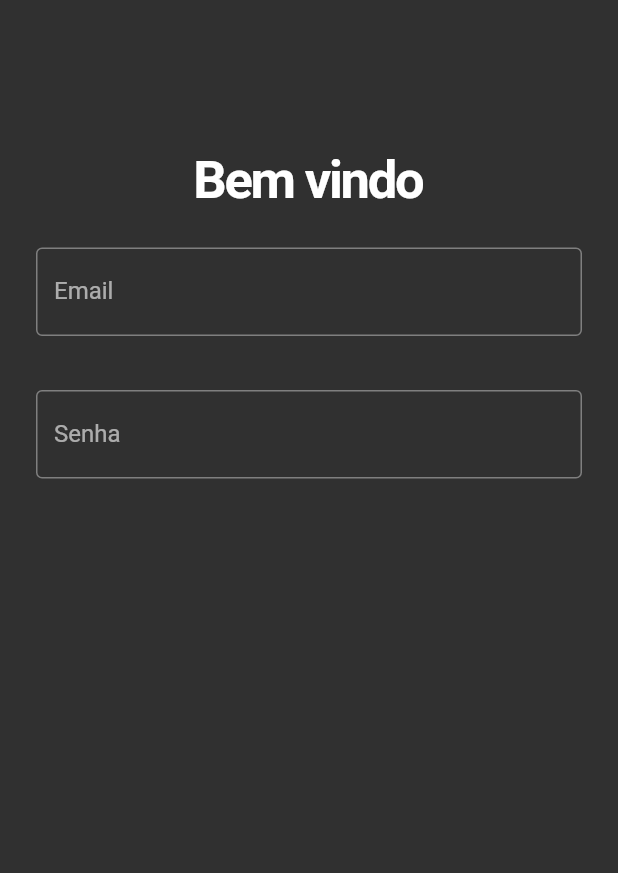
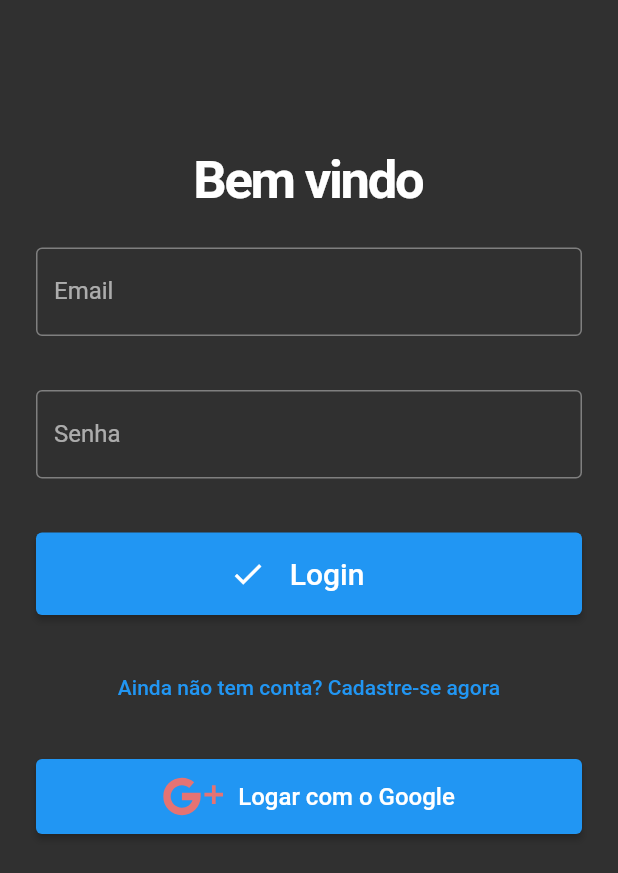
Before and after one commit to RodrigoLima96/crypto_currency, a Flutter app: the screen it shows after launch, on a phone screen of 412 x 824 dp. Shown: the top 873 px of the screen. Run offline on Flutter 3.47's test engine with Material 2 defaults, Android fonts, the phone set to English and light mode, and no system bars; our stand-ins replace firebase_auth, firebase_core, fl_chart, flutter_svg, google_sign_in, hive and 1 more; accounts and stored records are empty.

Commit message:
add firebase-auth part-2

```diff
--- a/lib/pages/login/login_page.dart
+++ b/lib/pages/login/login_page.dart
@@ -1,4 +1,7 @@
+import 'package:crypto_currency/services/auth_service.dart';
 import 'package:flutter/material.dart';
+import 'package:provider/provider.dart';
+import 'package:flutter_svg/flutter_svg.dart';
 
 class LoginPage extends StatefulWidget {
   const LoginPage({Key? key}) : super(key: key);
@@ -16,6 +19,8 @@ class _LoginPageState extends State<LoginPage> {
   late String titulo;
   late String actionButton;
   late String toggleButton;
+
+  bool loading = false;
 
   @override
   void initState() {
@@ -36,6 +41,28 @@ class _LoginPageState extends State<LoginPage> {
         toggleButton = 'Voltar ao Login';
       }
     });
+  }
+
+  login() async {
+    setState(() => loading = true);
+    try {
+      await context.read<AuthService>().login(email.text, senha.text);
+    } on AuthException catch (e) {
+      setState(() => loading = false);
+      ScaffoldMessenger.of(context)
+          .showSnackBar(SnackBar(content: Text(e.message)));
+    }
+  }
+
+  registrar() async {
+    setState(() => loading = true);
+    try {
+      await context.read<AuthService>().registrar(email.text, senha.text);
+    } on AuthException catch (e) {
+      setState(() => loading = false);
+      ScaffoldMessenger.of(context)
+          .showSnackBar(SnackBar(content: Text(e.message)));
+    }
   }
 
   @override
@@ -93,6 +120,76 @@ class _LoginPageState extends State<LoginPage> {
                       return null;
                     },
                   ),
+                ),
+                Padding(
+                  padding: const EdgeInsets.all(24),
+                  child: ElevatedButton(
+                    onPressed: () {
+                      if (formKey.currentState!.validate()) {
+                        if (isLogin) {
+                          login();
+                        } else {
+                          registrar();
+                        }
+                      }
+                    },
+                    child: Row(
+                      mainAxisAlignment: MainAxisAlignment.center,
+                      children: (loading)
+                          ? [
+                              const Padding(
+                                padding: EdgeInsets.all(16),
+                                child: SizedBox(
+                                  width: 24,
+                                  height: 24,
+                                  child: CircularProgressIndicator(
+                                    color: Colors.white,
+                                  ),
+                                ),
+                              )
+                            ]
+                          : [
+                              const Icon(Icons.check),
+                              Padding(
+                                padding: const EdgeInsets.all(16),
+                                child: Text(
+                                  actionButton,
+                                  style: const TextStyle(fontSize: 20),
+                                ),
+                              )
+                            ],
+                    ),
+                  ),
+                ),
+                TextButton(
+                  onPressed: () => setFormAction(!isLogin),
+                  child: Text(toggleButton),
+                ),
+                Padding(
+                  padding: const EdgeInsets.all(24),
+                  child: ElevatedButton(
+                      onPressed: () {},
+                      child: Row(
+                        mainAxisAlignment: MainAxisAlignment.center,
+                        children: [
+                          Padding(
+                            padding: const EdgeInsets.symmetric(vertical: 5),
+                            child: SvgPicture.asset(
+                              'assets/icons/google.svg',
+                              height: 40,
+                              color: Colors.red.shade300,
+                            ),
+                          ),
+                          const Padding(
+                            padding:
+                                EdgeInsets.only(top: 5, bottom: 5, left: 10),
+                            child: Text(
+                              'Logar com o Google',
+                              style: TextStyle(fontSize: 16),
+                            ),
+                          )
+                        ],
+                      )),
                 )
               ],
             ),
--- a/pubspec.yaml
+++ b/pubspec.yaml
@@ -38,6 +38,8 @@ dependencies:
   fl_chart: ^0.40.6
   firebase_core: ^1.11.0
   firebase_auth: ^3.3.5
+  google_sign_in: ^5.2.2
+  flutter_svg: ^1.0.0
 
 
   # The following adds the Cupertino Icons font to your application.
@@ -69,6 +71,7 @@ flutter:
   # To add assets to your application, add an assets section, like this:
   assets:
   - assets/images/
+  - assets/icons/
 
   # An image asset can refer to one or more resolution-specific "variants", see
   # https://flutter.dev/assets-and-images/#resolution-aware.
```
Also changed, not shown: lib/pages/configuracoes/configuracoes_page.dart (+22 -0 lines), lib/services/auth_service.dart (+48 -0 lines), assets/icons/google.svg (added), pubspec.lock, 1 other file.
